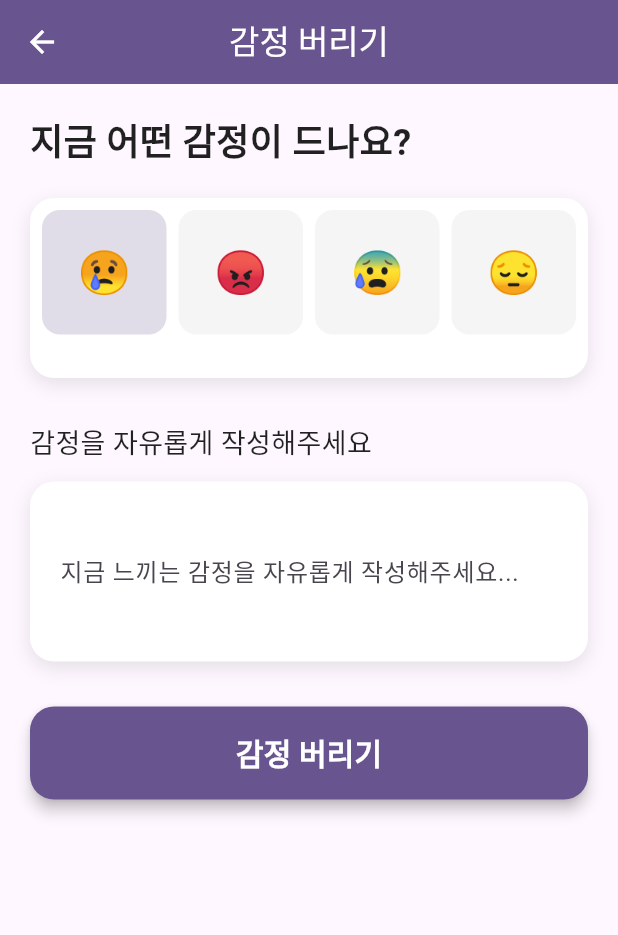
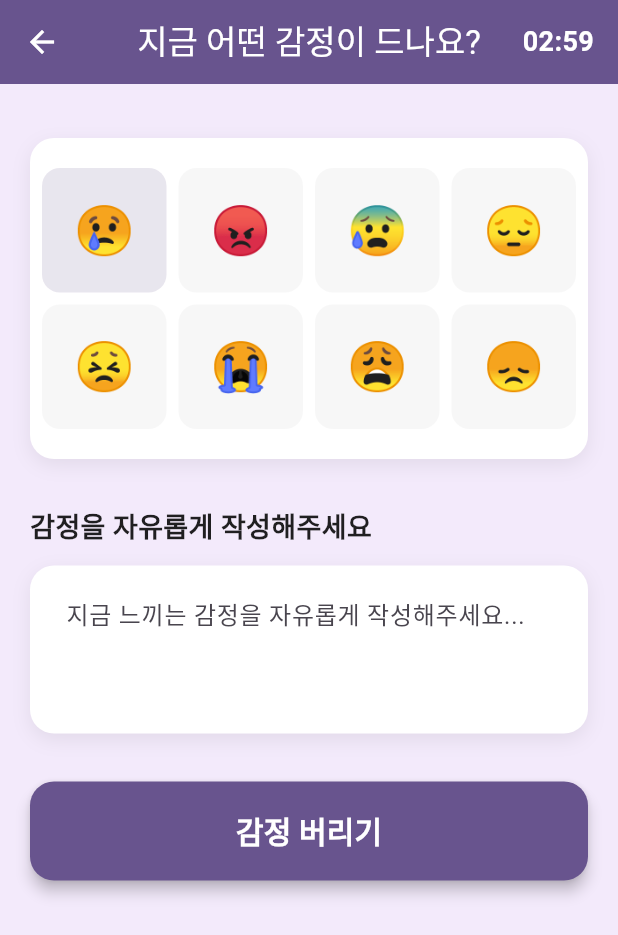
Before and after one commit to Logic-Phantom/EmotiBurn, a Flutter app: the screen it shows after launch, after a tap on "감정 버리기", on a phone screen of 412 x 824 dp. Shown: the top 935 px of the screen. Run offline on Flutter 3.47's test engine with Material 3 defaults, Android fonts, the phone set to English and light mode, and no system bars; our stand-ins replace flutter_local_notifications, shared_preferences; missing offline and left inert: flame; Roboto replaces fonts that are missing (NotoSansKR).

Commit message:
[임채명] 어플 다운 및 기본 적용

```diff
--- a/lib/screens/write_emotion_screen.dart
+++ b/lib/screens/write_emotion_screen.dart
@@ -1,5 +1,6 @@
 import 'package:flutter/material.dart';
 import 'burn_animation_screen.dart';
+import 'dart:async';
 
 class WriteEmotionScreen extends StatefulWidget {
   const WriteEmotionScreen({super.key});
@@ -13,12 +14,15 @@ class _WriteEmotionScreenState extends State<WriteEmotionScreen> with SingleTick
   String _selectedEmotion = '😢';
   late AnimationController _animationController;
   late Animation<double> _scaleAnimation;
+  Timer? _timer;
+  int _remainingSeconds = 180; // 3 minutes
 
   final List<String> _emotions = [
     '😢', // 슬픔
     '😡', // 분노
     '😰', // 불안
     '😔', // 우울
+    '😣', '😭', '😩', '😞'
   ];
 
   @override
@@ -31,12 +35,33 @@ class _WriteEmotionScreenState extends State<WriteEmotionScreen> with SingleTick
     _scaleAnimation = Tween<double>(begin: 1.0, end: 1.1).animate(
       CurvedAnimation(parent: _animationController, curve: Curves.easeInOut),
     );
+    _startTimer();
+  }
+
+  void _startTimer() {
+    _timer = Timer.periodic(const Duration(seconds: 1), (timer) {
+      setState(() {
+        if (_remainingSeconds > 0) {
+          _remainingSeconds--;
+        } else {
+          _timer?.cancel();
+          _burnEmotion();
+        }
+      });
+    });
+  }
+
+  String _formatTime() {
+    final minutes = (_remainingSeconds / 60).floor();
+    final seconds = _remainingSeconds % 60;
+    return '${minutes.toString().padLeft(2, '0')}:${seconds.toString().padLeft(2, '0')}';
   }
 
   @override
   void dispose() {
     _textController.dispose();
     _animationController.dispose();
+    _timer?.cancel();
     super.dispose();
   }
 
@@ -57,7 +82,6 @@ class _WriteEmotionScreenState extends State<WriteEmotionScreen> with SingleTick
         context,
         PageRouteBuilder(
           pageBuilder: (context, animation, secondaryAnimation) => BurnAnimationScreen(
-            emotion: _selectedEmotion,
             text: _textController.text,
           ),
           transitionsBuilder: (context, animation, secondaryAnimation, child) {
@@ -74,15 +98,33 @@ class _WriteEmotionScreenState extends State<WriteEmotionScreen> with SingleTick
 
   @override
   Widget build(BuildContext context) {
+    final theme = Theme.of(context);
     return Scaffold(
+      backgroundColor: const Color(0xFFF3EAFB), // 연보라색 배경
       appBar: AppBar(
-        title: const Text('감정 버리기'),
+        backgroundColor: theme.colorScheme.primary,
+        foregroundColor: Colors.white,
+        elevation: 0,
+        title: const Text('지금 어떤 감정이 드나요?'),
         centerTitle: true,
-        elevation: 0,
-        backgroundColor: Theme.of(context).colorScheme.primary,
-        foregroundColor: Colors.white,
+        actions: [
+          Padding(
+            padding: const EdgeInsets.only(right: 16.0),
+            child: Center(
+              child: Text(
+                _formatTime(),
+                style: const TextStyle(
+                  color: Colors.white,
+                  fontSize: 18,
+                  fontWeight: FontWeight.bold,
                 ),
-      body: SafeArea(
+              ),
+            ),
+          ),
+        ],
+      ),
+      body: GestureDetector(
+        onTap: () => FocusScope.of(context).unfocus(),
         child: SingleChildScrollView(
           padding: EdgeInsets.only(bottom: MediaQuery.of(context).viewInsets.bottom),
           child: Padding(
@@ -90,30 +132,23 @@ class _WriteEmotionScreenState extends State<WriteEmotionScreen> with SingleTick
             child: Column(
               crossAxisAlignment: CrossAxisAlignment.stretch,
               children: [
-                const Text(
-                  '지금 어떤 감정이 드나요?',
-                  style: TextStyle(
-                    fontSize: 24,
-                    fontWeight: FontWeight.bold,
-                    color: Colors.black87,
-                  ),
-                ),
-                const SizedBox(height: 20),
+                const SizedBox(height: 16),
                 Container(
-                  height: 120,
                   decoration: BoxDecoration(
                     color: Colors.white,
                     borderRadius: BorderRadius.circular(16),
                     boxShadow: [
                       BoxShadow(
-                        color: Colors.black.withOpacity(0.1),
+                        color: Colors.black.withOpacity(0.07),
                         blurRadius: 10,
                         offset: const Offset(0, 4),
                       ),
                     ],
                   ),
+                  padding: const EdgeInsets.symmetric(vertical: 20, horizontal: 8),
                   child: GridView.builder(
-                    padding: const EdgeInsets.all(8),
+                    shrinkWrap: true,
+                    physics: const NeverScrollableScrollPhysics(),
                     gridDelegate: const SliverGridDelegateWithFixedCrossAxisCount(
                       crossAxisCount: 4,
                       childAspectRatio: 1,
@@ -132,14 +167,14 @@ class _WriteEmotionScreenState extends State<WriteEmotionScreen> with SingleTick
                           duration: const Duration(milliseconds: 200),
                           decoration: BoxDecoration(
                             color: _selectedEmotion == _emotions[index]
-                                ? Theme.of(context).colorScheme.primary.withOpacity(0.2)
-                                : Colors.grey.withOpacity(0.1),
+                                ? theme.colorScheme.primary.withOpacity(0.15)
+                                : Colors.grey.withOpacity(0.08),
                             borderRadius: BorderRadius.circular(12),
                           ),
                           child: Center(
                             child: Text(
                               _emotions[index],
-                              style: const TextStyle(fontSize: 28),
+                              style: const TextStyle(fontSize: 32),
                             ),
                           ),
                         ),
@@ -147,25 +182,23 @@ class _WriteEmotionScreenState extends State<WriteEmotionScreen> with SingleTick
                     },
                   ),
                 ),
-                const SizedBox(height: 30),
+                const SizedBox(height: 32),
                 const Text(
                   '감정을 자유롭게 작성해주세요',
                   style: TextStyle(
                     fontSize: 18,
-                    fontWeight: FontWeight.w500,
+                    fontWeight: FontWeight.w600,
                     color: Colors.black87,
                   ),
                 ),
                 const SizedBox(height: 12),
-                SizedBox(
-                  height: 120,
-                  child: Container(
+                Container(
                   decoration: BoxDecoration(
                     color: Colors.white,
                     borderRadius: BorderRadius.circular(16),
                     boxShadow: [
                       BoxShadow(
-                          color: Colors.black.withOpacity(0.1),
+                        color: Colors.black.withOpacity(0.07),
                         blurRadius: 10,
                         offset: const Offset(0, 4),
                       ),
@@ -174,26 +207,26 @@ class _WriteEmotionScreenState extends State<WriteEmotionScreen> with SingleTick
                   child: TextField(
                     controller: _textController,
                     maxLines: null,
-                      expands: true,
+                    minLines: 3,
                     decoration: InputDecoration(
-                        hintText: '지금 느끼는 감정을 자유롭게 작성해주세요...',
+                      hintText: '지금 느끼는 감정을 자유롭게 작성해주세요...'
+                          ,
                       border: OutlineInputBorder(
                         borderRadius: BorderRadius.circular(16),
                         borderSide: BorderSide.none,
                       ),
-                        contentPadding: const EdgeInsets.all(16),
+                      contentPadding: const EdgeInsets.all(20),
                     ),
                   ),
                 ),
-                ),
-                const SizedBox(height: 30),
+                const SizedBox(height: 32),
                 ScaleTransition(
                   scale: _scaleAnimation,
                   child: ElevatedButton(
                     onPressed: _burnEmotion,
                     style: ElevatedButton.styleFrom(
-                      padding: const EdgeInsets.symmetric(vertical: 16),
-                      backgroundColor: Theme.of(context).colorScheme.primary,
+                      padding: const EdgeInsets.symmetric(vertical: 18),
+                      backgroundColor: theme.colorScheme.primary,
                       foregroundColor: Colors.white,
                       shape: RoundedRectangleBorder(
                         borderRadius: BorderRadius.circular(16),
@@ -209,6 +242,7 @@ class _WriteEmotionScreenState extends State<WriteEmotionScreen> with SingleTick
                     ),
                   ),
                 ),
+                const SizedBox(height: 32),
               ],
             ),
           ),
--- a/pubspec.yaml
+++ b/pubspec.yaml
@@ -30,4 +30,5 @@ flutter:
   uses-material-design: true
   assets:
     - assets/images/
+    - assets/images/letter_bg.png
     - assets/sounds/
```
Also changed, not shown: lib/screens/burn_animation_screen.dart (+219 -72 lines), assets/images/letter_bg.png (added), 2 other files. Lines whose indentation alone changed are shown as unchanged.
